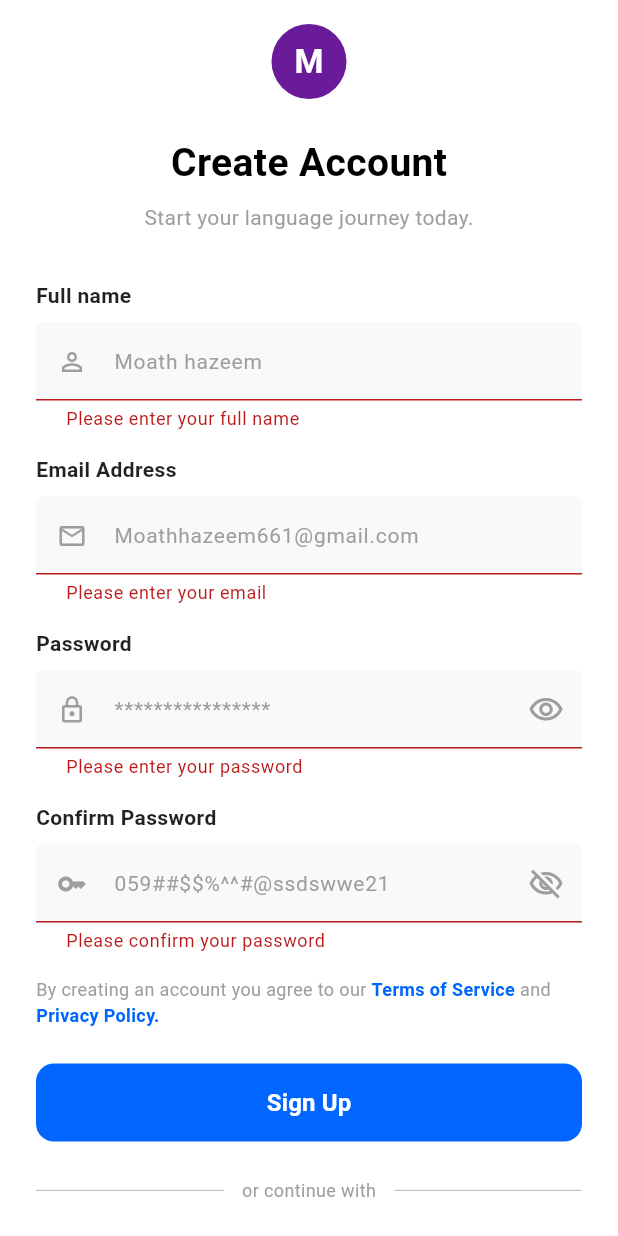
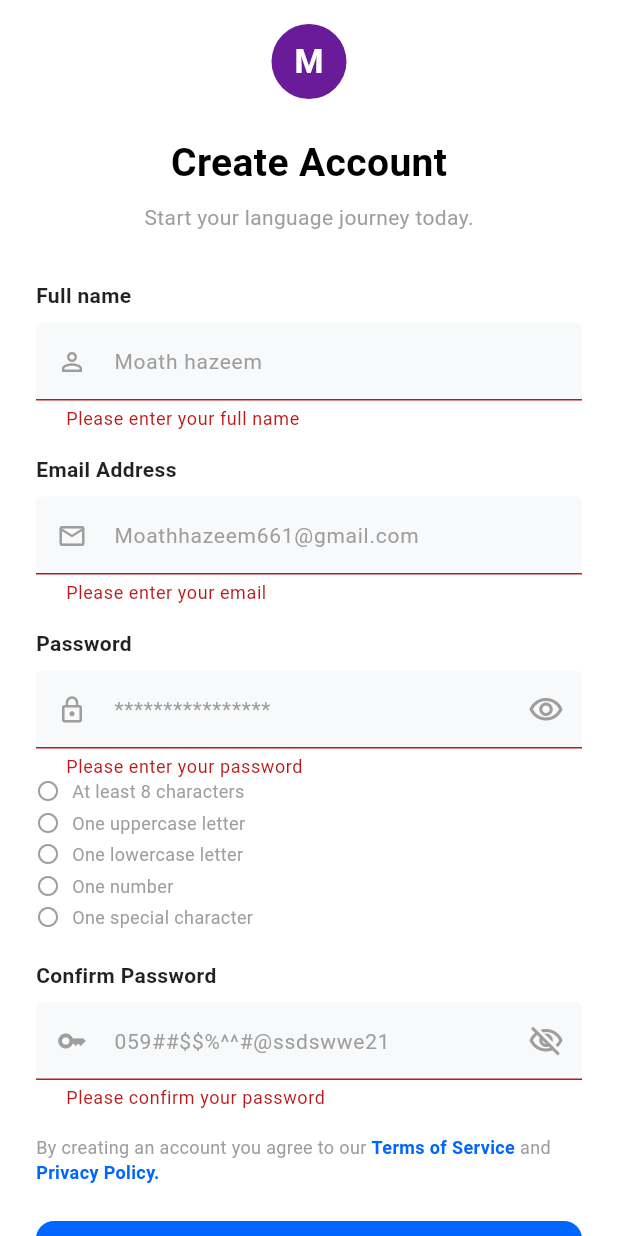
Before and after one commit to Moathhazeem/lughati, a Flutter app: the SignUpScreen screen opened directly, after a tap on "Sign Up", on a phone screen of 412 x 824 dp. Run offline on Flutter 3.47's test engine with Material 3 defaults, Android fonts, the phone set to English and light mode, and no system bars.

Commit message:
New update

```diff
--- a/lib/Intro/sign_up.dart
+++ b/lib/Intro/sign_up.dart
@@ -20,6 +20,13 @@ class _SignUpScreenState extends State<SignUpScreen> {
 
   bool _isPasswordObscured = true;
   bool _isConfirmPasswordObscured = true;
+
+  // Password requirement states
+  bool hasMinLength = false;
+  bool hasUppercase = false;
+  bool hasLowercase = false;
+  bool hasNumber = false;
+  bool hasSpecialChar = false;
 
   @override
   void dispose() {
@@ -163,27 +170,54 @@ class _SignUpScreenState extends State<SignUpScreen> {
                       },
                     ),
                   ),
-                  validator:(value){
-                    if(value == null|| value.trim().isEmpty){
+                  onChanged: (value) {
+                    setState(() {
+                      hasMinLength = value.length >= 8;
+                      hasUppercase = value.contains(RegExp(r'[A-Z]'));
+                      hasLowercase = value.contains(RegExp(r'[a-z]'));
+                      hasNumber = value.contains(RegExp(r'[0-9]'));
+                      hasSpecialChar = value.contains(RegExp(r'[!@#$%^&*(),.?":{}|<>]'));
+                    });
+                  },
+                  validator: (value) {
+                    if (value == null || value.trim().isEmpty) {
                       return 'Please enter your password';
                     }
-                    if(value.length < 8){
-                      return 'Please make your pasword at least 8 characters';
-                    }
-                    if(!value.contains(RegExp(r'[A-Z]'))){
-                      return 'Password must contain an uppercase letter';
-                    }
-                    if(!value.contains(RegExp(r'[a-z]'))){
-                      return 'Password must contain an lowercase letter';
-                    }
-                    if(!value.contains(RegExp(r'[0-9]'))){
-                      return 'Password must contain a number';
-                    }
-                    if(!value.contains(RegExp(r'[!@#$%^&*(),.?":{}|<>]'))){
-                      return 'Password must contain a special character';
+
+                    if (value.length < 8 ||
+                        !value.contains(RegExp(r'[A-Z]')) ||
+                        !value.contains(RegExp(r'[a-z]')) ||
+                        !value.contains(RegExp(r'[0-9]')) ||
+                        !value.contains(RegExp(r'[!@#$%^&*(),.?":{}|<>]'))) {
+                      return 'Please meet all password requirements';
                     }
                     return null;
-                  }
+                  },
+                ),
+                Column(
+                  crossAxisAlignment: CrossAxisAlignment.start,
+                  children: [
+                    PasswordRequirement(
+                      text: 'At least 8 characters',
+                      isValid: hasMinLength,
+                    ),
+                    PasswordRequirement(
+                      text: 'One uppercase letter',
+                      isValid: hasUppercase,
+                    ),
+                    PasswordRequirement(
+                      text: 'One lowercase letter',
+                      isValid: hasLowercase,
+                    ),
+                    PasswordRequirement(
+                      text: 'One number',
+                      isValid: hasNumber,
+                    ),
+                    PasswordRequirement(
+                      text: 'One special character',
+                      isValid: hasSpecialChar,
+                    ),
+                  ],
                 ),
                 const SizedBox(height: 16),
 
@@ -398,3 +432,39 @@ class _SignUpScreenState extends State<SignUpScreen> {
     );
   }
 }
+
+// Widget لعرض متطلبات كلمة المرور
+class PasswordRequirement extends StatelessWidget {
+  final String text;
+  final bool isValid;
+
+  const PasswordRequirement({
+    super.key,
+    required this.text,
+    required this.isValid,
+  });
+
+  @override
+  Widget build(BuildContext context) {
+    return Padding(
+      padding: const EdgeInsets.only(bottom: 4),
+      child: Row(
+        children: [
+          Icon(
+            isValid ? Icons.check_circle : Icons.circle_outlined,
+            color: isValid ? Colors.green : Colors.grey,
+            size: 16,
+          ),
+          const SizedBox(width: 8),
+          Text(
+            text,
+            style: TextStyle(
+              color: isValid ? Colors.green : Colors.grey,
+              fontSize: 12,
+            ),
+          ),
+        ],
+      ),
+    );
+  }
+}
```
